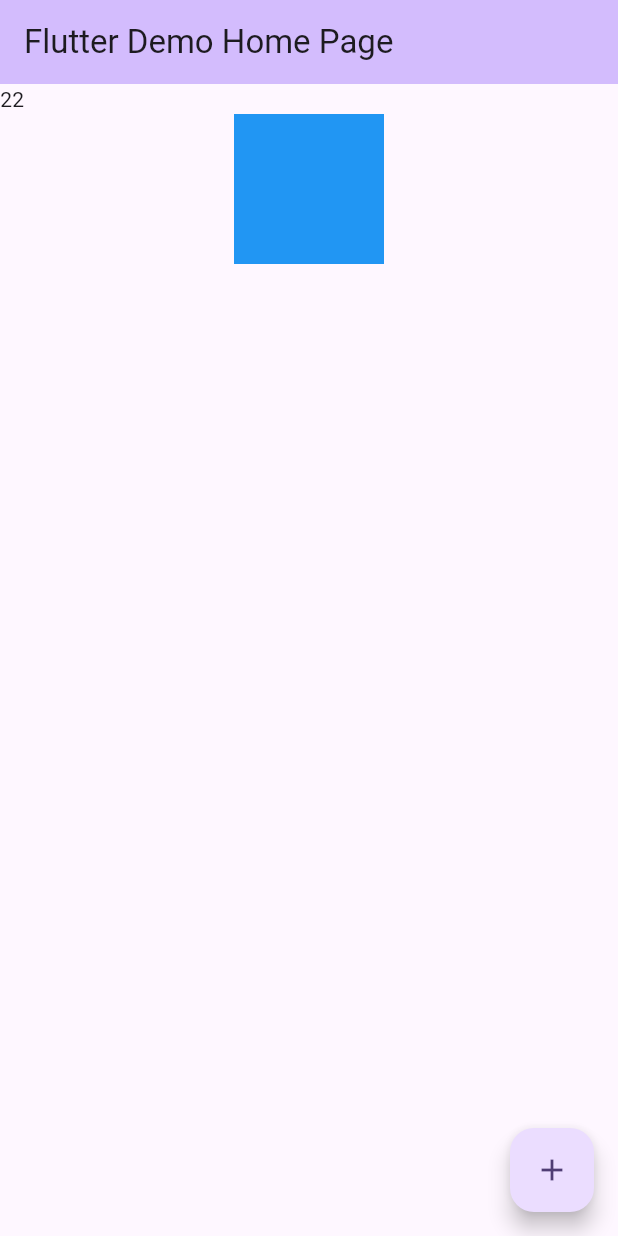
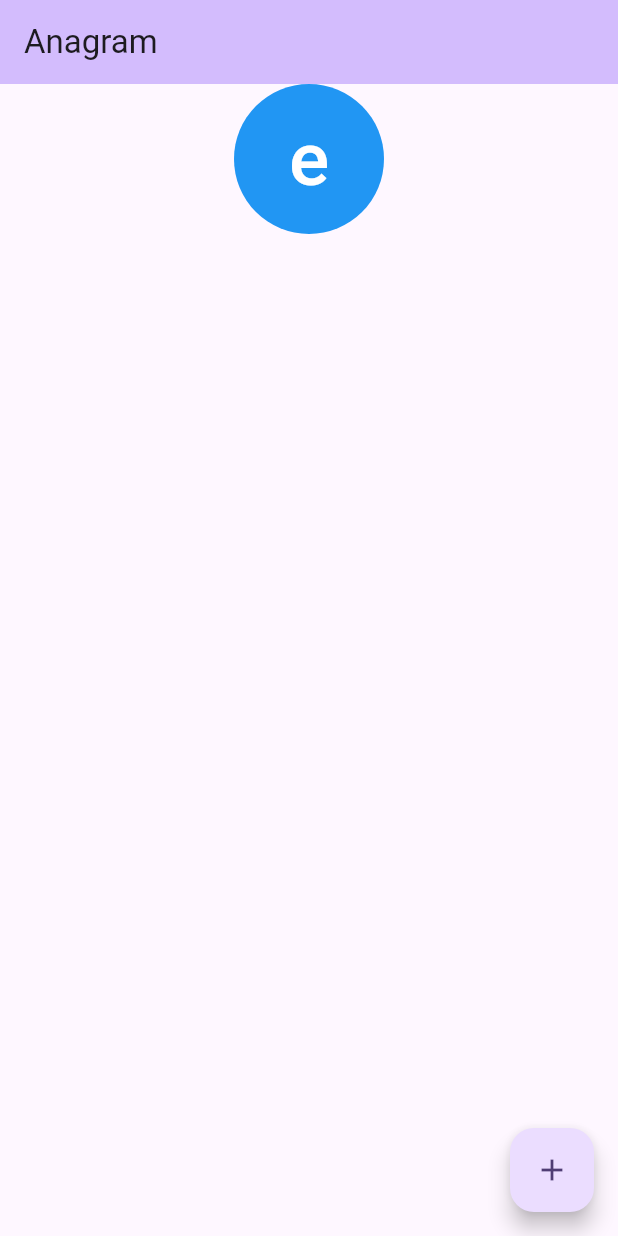
Before and after one commit to gillesbonnetpro/anagram, a Flutter app: the MyHomePage screen opened directly, after a tap on the "add" icon, on a phone screen of 412 x 824 dp. Run offline on Flutter 3.47's test engine with Material 3 defaults, Android fonts, the phone set to English and light mode, and no system bars.

Commit message:
pastilles OK

```diff
--- a/anagram/lib/main.dart
+++ b/anagram/lib/main.dart
@@ -1,4 +1,3 @@
-import 'dart:ffi';
 import 'dart:math';
 
 import 'package:anagram/pastille.dart';
@@ -20,7 +19,7 @@ class MyApp extends StatelessWidget {
         colorScheme: ColorScheme.fromSeed(seedColor: Colors.deepPurple),
         useMaterial3: true,
       ),
-      home: const MyHomePage(title: 'Flutter Demo Home Page'),
+      home: const MyHomePage(title: 'Anagram'),
     );
   }
 }
@@ -35,8 +34,8 @@ class MyHomePage extends StatefulWidget {
 }
 
 class _MyHomePageState extends State<MyHomePage> {
-  List<int> nbList = [];
   List<Pastille> pastList = [];
+  List<String> letters = ['a', 'b', 'c', 'd', 'e', 'f', 'g', 'h'];
   @override
   Widget build(BuildContext context) {
     return Scaffold(
@@ -47,7 +46,6 @@ class _MyHomePageState extends State<MyHomePage> {
       body: Center(
         child: Column(
           children: [
-            Row(children: nbList.map((nb) => Text(nb.toString())).toList()),
             Row(
               mainAxisAlignment: MainAxisAlignment.center,
               children: pastList,
@@ -57,14 +55,9 @@ class _MyHomePageState extends State<MyHomePage> {
       ),
       floatingActionButton: FloatingActionButton(
         onPressed: () {
-          pastList.clear();
-          int rnd = Random().nextInt(26);
+          int rnd = Random().nextInt(letters.length);
           setState(() {
-            nbList.add(rnd);
-            for (int nb in nbList) {
-              pastList.add(Pastille(lettre: nb.toString()));
-              print(nb);
-            }
+            pastList.add(Pastille(lettre: letters[rnd]));
           });
         },
         tooltip: 'Increment',
--- a/anagram/lib/pastille.dart
+++ b/anagram/lib/pastille.dart
@@ -6,13 +6,20 @@ class Pastille extends StatelessWidget {
 
   @override
   Widget build(BuildContext context) {
+    TextStyle style = const TextStyle(
+        color: Colors.white, fontWeight: FontWeight.w500, fontSize: 50);
     return Container(
       width: 100.0,
       height: 100.0,
       decoration: const BoxDecoration(
         shape: BoxShape.circle,
+        color: Colors.blue,
       ),
-      color: Colors.blue,
+      child: Center(
+          child: Text(
+        lettre,
+        style: style,
+      )),
     );
   }
 }
```
